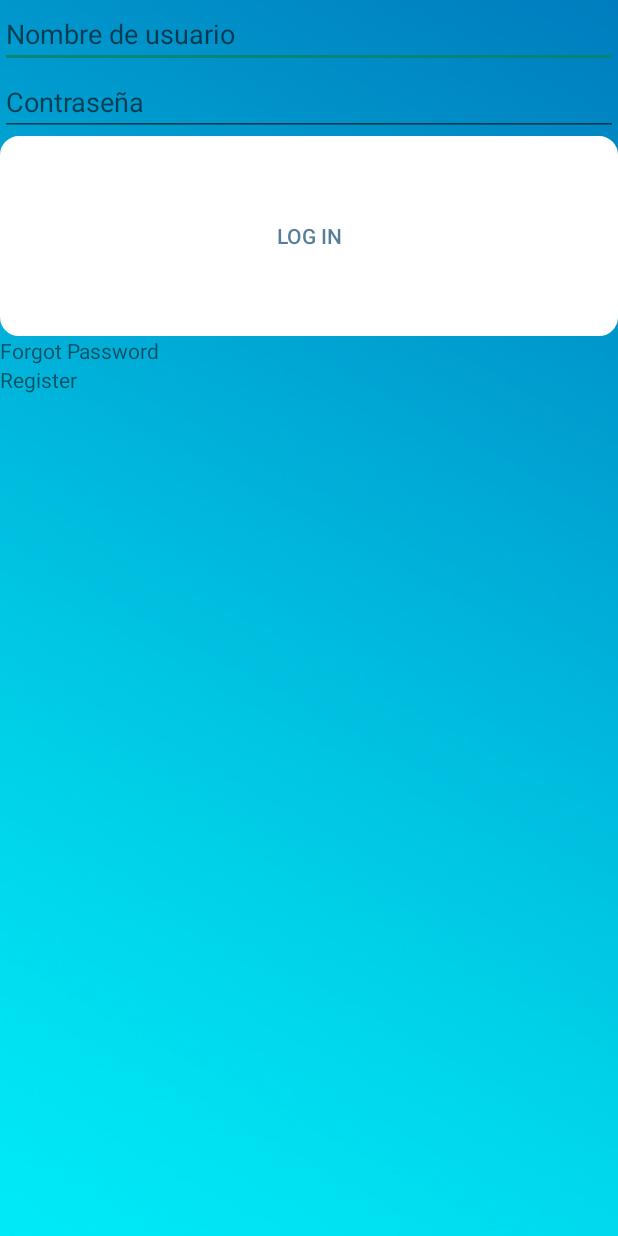
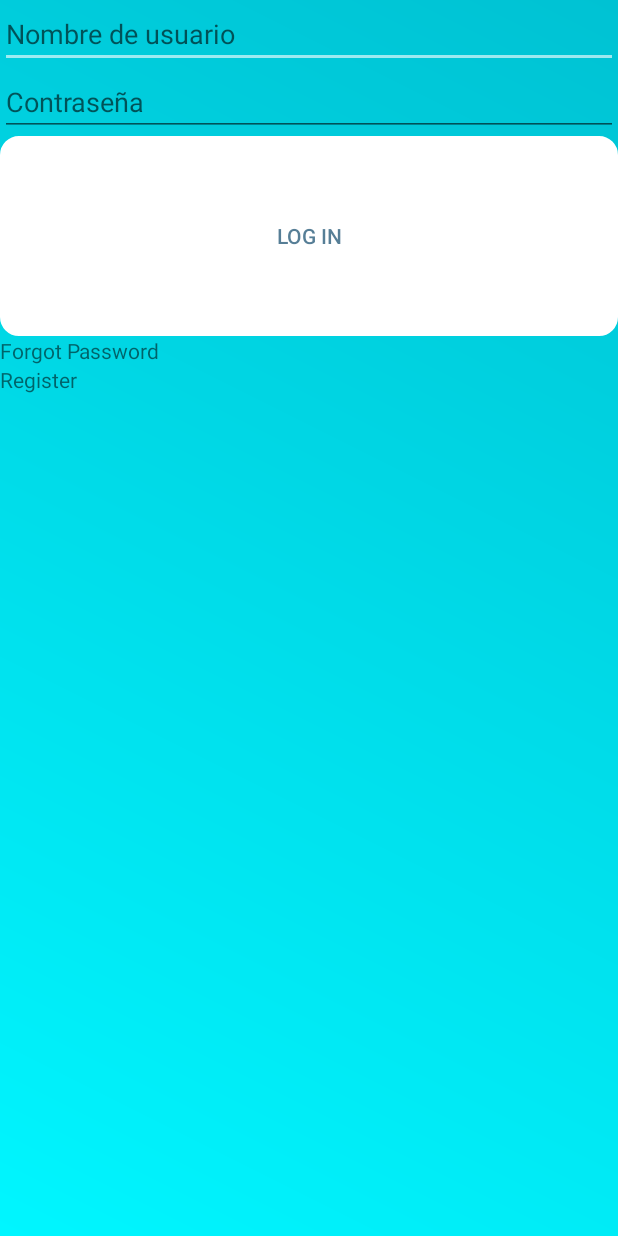
Before and after one commit to Leoogolden/ProyectoVoy, an Android app: the IniciarSesion screen opened directly, with no data from a screen before it, on a phone screen of 412 x 824 dp. Run offline under Robolectric (Android 15) with nearby library versions, the phone set to English and light mode, and no system bars.

Commit message:
primer update branch

```diff
--- a/app/src/main/AndroidManifest.xml
+++ b/app/src/main/AndroidManifest.xml
@@ -9,7 +9,7 @@
         android:label="@string/app_name"
         android:roundIcon="@mipmap/ic_launcher_round"
         android:supportsRtl="true"
-        android:theme="@style/Theme.AppCompat.Light.NoActionBar"
+        android:theme="@style/AppTheme.NoActionBar"
         android:logo="@drawable/voy"
         android:usesCleartextTraffic="true">
 
--- /dev/null
+++ b/app/src/main/res/drawable/degradado.xml
@@ -0,0 +1,11 @@
+<?xml version="1.0" encoding="utf-8"?>
+<shape xmlns:android="http://schemas.android.com/apk/res/android">
+    <gradient
+        android:angle="45"
+        android:centerX="50%"
+    android:startColor="@color/colorPrimary"
+        android:endColor="@color/sec"
+        android:type="linear"/>
+
+
+</shape>
--- a/app/src/main/res/layout/activity_iniciar_sesion.xml
+++ b/app/src/main/res/layout/activity_iniciar_sesion.xml
@@ -2,14 +2,17 @@
 <LinearLayout xmlns:android="http://schemas.android.com/apk/res/android"
     android:layout_width="match_parent"
     android:layout_height="match_parent"
-    android:background="@drawable/probando"
+    android:background="@drawable/degradado"
+    android:layout_gravity="center"
     android:orientation="vertical">
 
     <EditText
         android:id="@+id/nombreusuariologin"
         android:layout_width="match_parent"
         android:layout_height="wrap_content"
-        android:hint="Nombre de usuario" />
+        android:hint="Nombre de usuario"
+        android:layout_gravity="center"
+        />
 
     <EditText
         android:id="@+id/contrasenialogin"
@@ -20,11 +23,12 @@
 
     <Button
         android:layout_width="match_parent"
-        android:layout_height="200px"    android:background="@drawable/boton"
-        android:textColor="@drawable/txtboton"
+        android:layout_height="200px"
+        android:background="@drawable/boton"
+        android:onClick="CheckLogIn"
 
-        android:onClick="CheckLogIn"
-        android:text="Log In" />
+        android:text="Log In"
+        android:textColor="@drawable/txtboton" />
 
     <TextView
         android:id="@+id/forpass"
@@ -38,7 +42,8 @@
         android:layout_width="wrap_content"
         android:layout_height="wrap_content"
         android:onClick="ToReg"
-        android:text="Register" />
+        android:text="Register"
+        />
 
 
 </LinearLayout>
--- a/app/src/main/res/layout/activity_main.xml
+++ b/app/src/main/res/layout/activity_main.xml
@@ -3,7 +3,7 @@
     xmlns:tools="http://schemas.android.com/tools"
     android:layout_width="match_parent"
     android:layout_height="match_parent"
-    android:background="@drawable/probando"
+    android:background="@drawable/degradado"
     android:padding="32dp"
     android:gravity="center">
 
--- a/app/src/main/res/values/styles.xml
+++ b/app/src/main/res/values/styles.xml
@@ -1,12 +1,17 @@
 <resources>
 
     <!-- Base application theme. -->
-    <style name="AppTheme" parent="Theme.AppCompat.Light.DarkActionBar">
+    <style name="AppTheme.NoActionBar" parent="Theme.AppCompat.Light.NoActionBar">
         <!-- Customize your theme here. -->
         <item name="colorPrimary">@color/colorPrimary</item>
         <item name="colorPrimaryDark">@color/sec</item>
         <item name="colorAccent">@color/colorAccent</item>
         <item name="android:icon">@drawable/voy</item>
+        <item name="android:windowDrawsSystemBarBackgrounds">true</item>
+        <item name="android:statusBarColor">@android:color/transparent</item>
+        <item name="android:windowTranslucentStatus">true</item>
+        <item name="windowActionBar">false</item>
+        <item name ="windowNoTitle">true</item>
     </style>
 
 </resources>
```
